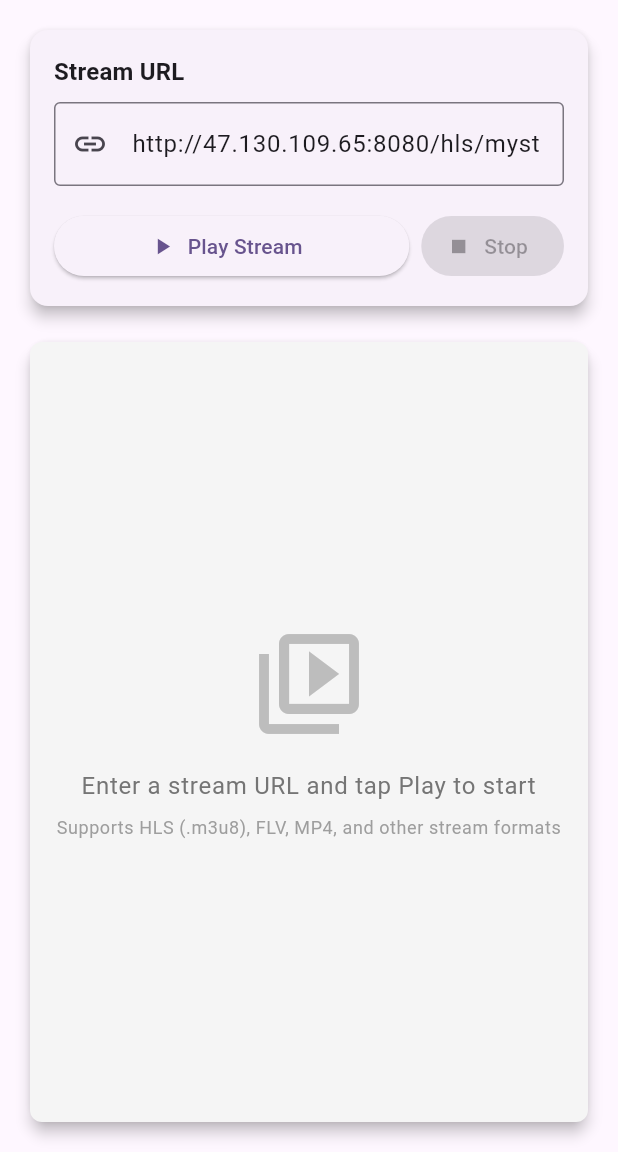
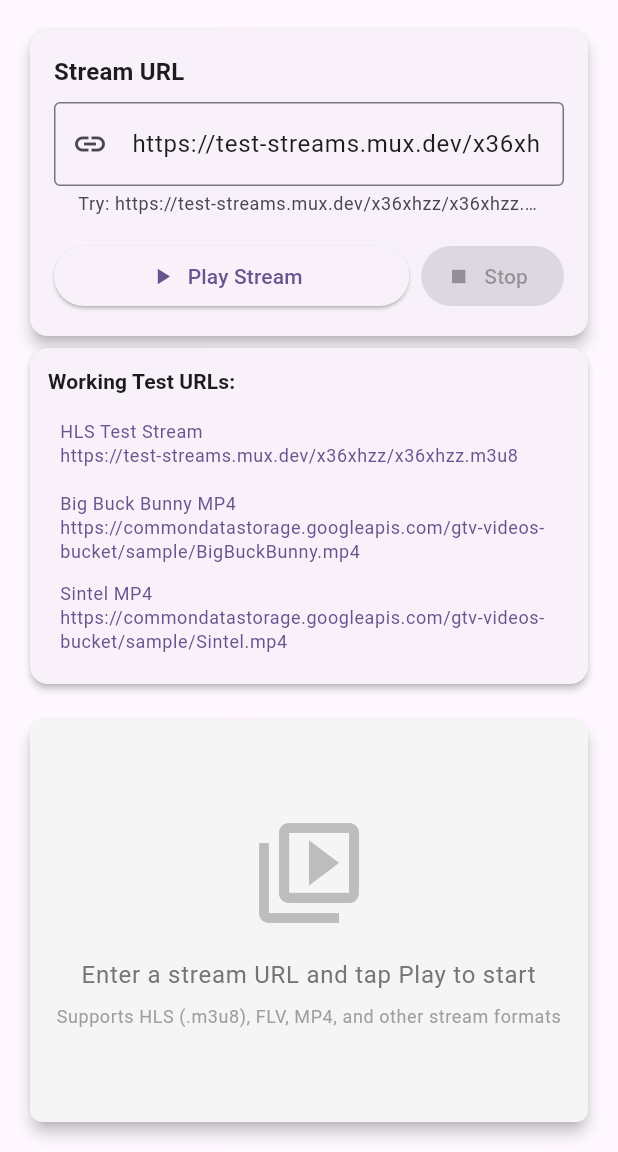
Before and after one commit to JeyShah/StreamTest, a Flutter app: the screen it shows after launch, after a tap on "Play Stream", after a tap on "Stop", on a phone screen of 412 x 824 dp, the part 84-1236 px from its top. Run offline on Flutter 3.47's test engine with Material 3 defaults, Android fonts, the phone set to English and light mode, and no system bars; our stand-ins replace video_player; network calls fail.

Commit message:
Improve stream URL handling and add working test stream examples
Co-authored-by: jawad.hassan <jawad.hassan@azure-i.com>

```diff
--- a/hls_video_player/lib/main.dart
+++ b/hls_video_player/lib/main.dart
@@ -39,8 +39,8 @@ class _VideoPlayerScreenState extends State<VideoPlayerScreen> {
   @override
   void initState() {
     super.initState();
-    // Pre-fill with the example URL
-    _urlController.text = 'http://47.130.109.65:8080/hls/mystream.flv';
+    // Pre-fill with a working test URL
+    _urlController.text = 'https://test-streams.mux.dev/x36xhzz/x36xhzz.m3u8';
   }
 
   @override
@@ -93,7 +93,22 @@ class _VideoPlayerScreenState extends State<VideoPlayerScreen> {
         _isLoading = false;
         _isPlaying = false;
       });
-      _showError('Error loading video: ${e.toString()}');
+
+      String errorMessage = 'Error loading video: ';
+
+      if (e.toString().contains('NetworkException') ||
+          e.toString().contains('SocketException') ||
+          e.toString().contains('HttpException')) {
+        errorMessage += 'Network error. Check if the URL is accessible and supports CORS.';
+      } else if (e.toString().contains('FormatException')) {
+        errorMessage += 'Invalid video format. Try HLS (.m3u8), MP4, or FLV streams.';
+      } else if (e.toString().contains('PlatformException')) {
+        errorMessage += 'Platform error. This format may not be supported on web.';
+      } else {
+        errorMessage += e.toString();
+      }
+
+      _showError(errorMessage);
     }
   }
 
@@ -158,6 +173,31 @@ class _VideoPlayerScreenState extends State<VideoPlayerScreen> {
     }
   }
 
+  Widget _buildTestUrlButton(String title, String url) {
+    return Padding(
+      padding: const EdgeInsets.only(bottom: 4.0),
+      child: SizedBox(
+        width: double.infinity,
+        child: TextButton(
+          onPressed: () {
+            _urlController.text = url;
+          },
+          style: TextButton.styleFrom(
+            alignment: Alignment.centerLeft,
+            padding: const EdgeInsets.symmetric(horizontal: 8, vertical: 4),
+          ),
+          child: Text(
+            '$title\n$url',
+            style: Theme.of(context).textTheme.bodySmall?.copyWith(
+              color: Theme.of(context).primaryColor,
+            ),
+            textAlign: TextAlign.left,
+          ),
+        ),
+      ),
+    );
+  }
+
   @override
   Widget build(BuildContext context) {
     return Scaffold(
@@ -192,6 +232,7 @@ class _VideoPlayerScreenState extends State<VideoPlayerScreen> {
                         hintText: 'Enter HLS stream URL (e.g., .m3u8, .flv)',
                         border: OutlineInputBorder(),
                         prefixIcon: Icon(Icons.link),
+                        helperText: 'Try: https://test-streams.mux.dev/x36xhzz/x36xhzz.m3u8',
                       ),
                       keyboardType: TextInputType.url,
                     ),
@@ -225,6 +266,29 @@ class _VideoPlayerScreenState extends State<VideoPlayerScreen> {
                         ),
                       ],
                     ),
+                  ],
+                ),
+              ),
+            ),
+
+            // Working Test URLs Section
+            Card(
+              elevation: 2,
+              child: Padding(
+                padding: const EdgeInsets.all(12.0),
+                child: Column(
+                  crossAxisAlignment: CrossAxisAlignment.start,
+                  children: [
+                    Text(
+                      'Working Test URLs:',
+                      style: Theme.of(context).textTheme.titleSmall?.copyWith(
+                        fontWeight: FontWeight.bold,
+                      ),
+                    ),
+                    const SizedBox(height: 8),
+                    _buildTestUrlButton('HLS Test Stream', 'https://test-streams.mux.dev/x36xhzz/x36xhzz.m3u8'),
+                    _buildTestUrlButton('Big Buck Bunny MP4', 'https://commondatastorage.googleapis.com/gtv-videos-bucket/sample/BigBuckBunny.mp4'),
+                    _buildTestUrlButton('Sintel MP4', 'https://commondatastorage.googleapis.com/gtv-videos-bucket/sample/Sintel.mp4'),
                   ],
                 ),
               ),
```
Also changed, not shown: 1 other file.
